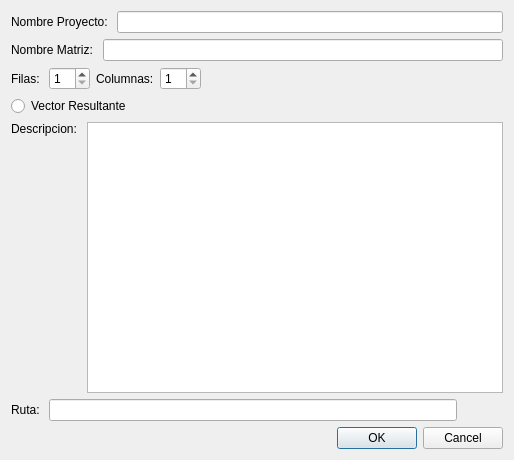
First picture: the form in Gamma/nuevo.ui, repository enrique76/Gamma, before the edit.
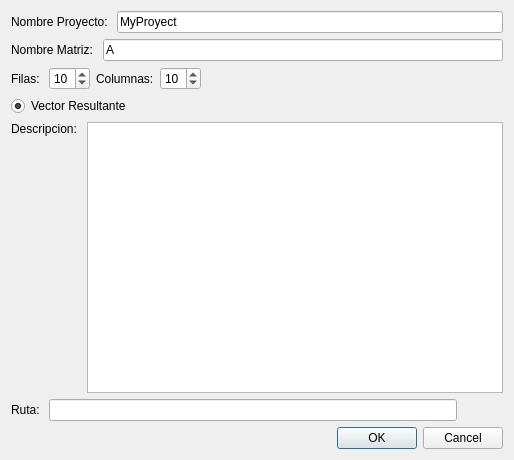
Second picture: the form after the edit. Icons and pictures are not drawn.

What changed in the file:
```diff
--- a/Gamma/nuevo.ui
+++ b/Gamma/nuevo.ui
@@ -26,7 +26,11 @@
         </widget>
        </item>
        <item>
-        <widget class="QLineEdit" name="nombre"/>
+        <widget class="QLineEdit" name="nombre">
+         <property name="text">
+          <string>MyProyect</string>
+         </property>
+        </widget>
        </item>
       </layout>
      </item>
@@ -40,7 +44,11 @@
         </widget>
        </item>
        <item>
-        <widget class="QLineEdit" name="nombreMatriz"/>
+        <widget class="QLineEdit" name="nombreMatriz">
+         <property name="text">
+          <string>A</string>
+         </property>
+        </widget>
        </item>
       </layout>
      </item>
@@ -58,6 +66,9 @@
          <property name="minimum">
           <number>1</number>
          </property>
+         <property name="value">
+          <number>10</number>
+         </property>
         </widget>
        </item>
        <item>
@@ -72,6 +83,9 @@
          <property name="minimum">
           <number>1</number>
          </property>
+         <property name="value">
+          <number>10</number>
+         </property>
         </widget>
        </item>
        <item>
@@ -94,6 +108,9 @@
        <property name="text">
         <string>Vector Resultante</string>
        </property>
+       <property name="checked">
+        <bool>true</bool>
+       </property>
       </widget>
      </item>
      <item>
```
